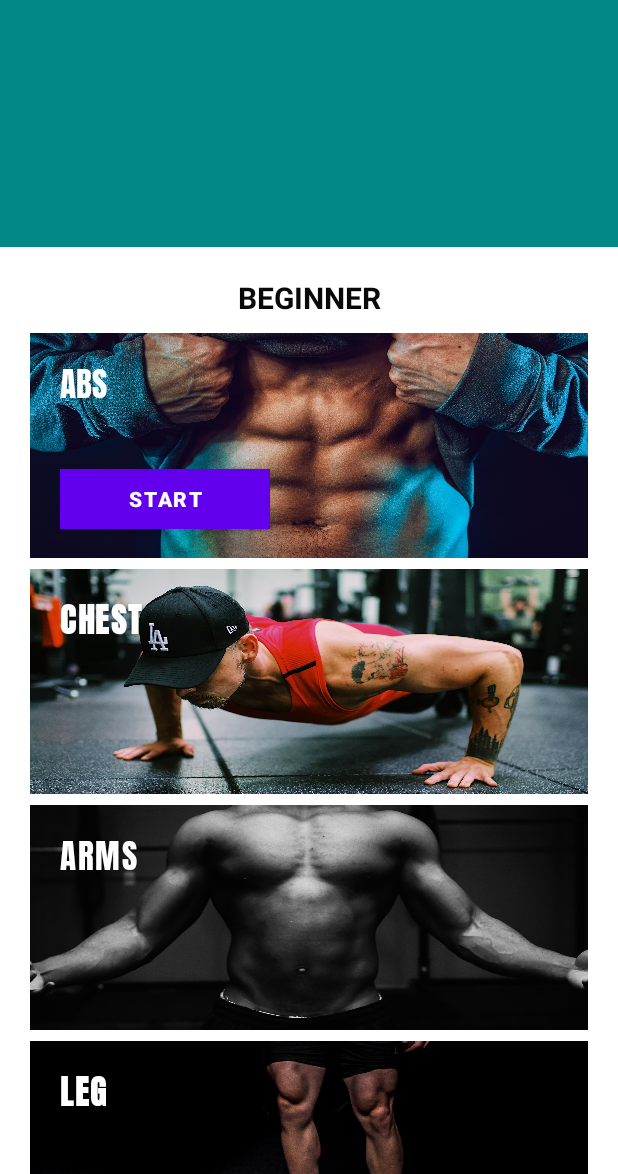
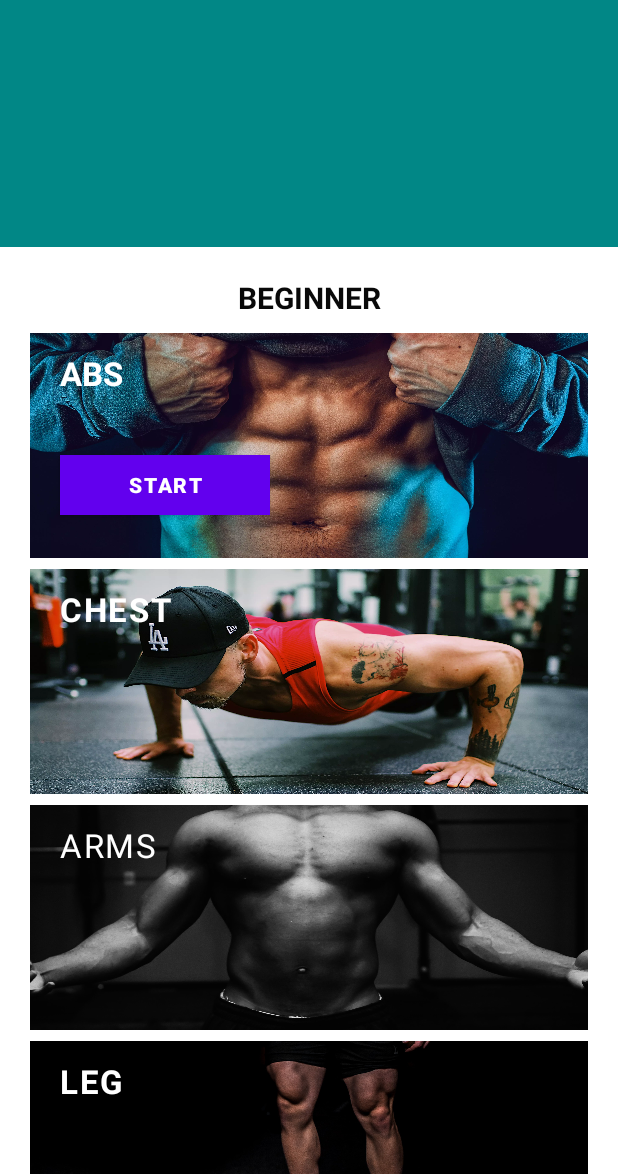
Before and after one commit to Pritesh2004/Workout-Plan, an Android app: the MainActivity screen opened directly, with no data from a screen before it, on a phone screen of 412 x 824 dp, the part 62-1236 px from its top. Run offline under Robolectric (Android 15) with nearby library versions, the phone set to English and light mode, and no system bars; Roboto replaces fonts that are not available here.

Commit message:
second commit

```diff
--- a/app/src/main/res/layout/activity_main.xml
+++ b/app/src/main/res/layout/activity_main.xml
@@ -91,10 +91,11 @@
                                 android:layout_height="wrap_content"
                                 android:layout_marginStart="20dp"
                                 android:layout_marginTop="12dp"
-                                android:fontFamily="@font/anton"
+                                android:fontFamily="sans-serif"
                                 android:text="ABS "
                                 android:textColor="#FFFFFF"
-                                android:textSize="22sp" />
+                                android:textSize="22sp"
+                                android:textStyle="bold" />
 
                             <Button
                                 android:id="@+id/button"
@@ -132,7 +133,7 @@
                                 android:layout_height="wrap_content"
                                 android:layout_marginStart="20dp"
                                 android:layout_marginTop="12dp"
-                                android:fontFamily="@font/anton"
+                                android:fontFamily="sans-serif"
                                 android:letterSpacing="0.05"
                                 android:text="CHEST "
                                 android:textColor="#FFFFFF"
@@ -161,7 +162,7 @@
                                 android:layout_height="wrap_content"
                                 android:layout_marginStart="20dp"
                                 android:layout_marginTop="12dp"
-                                android:fontFamily="@font/anton"
+                                android:fontFamily="sans-serif"
                                 android:letterSpacing="0.05"
                                 android:text="ARMS "
                                 android:textColor="#FFFFFF"
@@ -189,7 +190,7 @@
                                 android:layout_height="wrap_content"
                                 android:layout_marginStart="20dp"
                                 android:layout_marginTop="12dp"
-                                android:fontFamily="@font/anton"
+                                android:fontFamily="sans-serif"
                                 android:letterSpacing="0.05"
                                 android:text="LEG "
                                 android:textColor="#FFFFFF"
@@ -218,7 +219,7 @@
                                 android:layout_height="wrap_content"
                                 android:layout_marginStart="20dp"
                                 android:layout_marginTop="12dp"
-                                android:fontFamily="@font/anton"
+                                android:fontFamily="sans-serif"
                                 android:letterSpacing="0.05"
                                 android:text="SHOULDER AND BACK "
                                 android:textColor="#FFFFFF"
@@ -261,7 +262,7 @@
                                 android:layout_height="wrap_content"
                                 android:layout_marginStart="20dp"
                                 android:layout_marginTop="12dp"
-                                android:fontFamily="@font/anton"
+                                android:fontFamily="sans-serif"
                                 android:letterSpacing="0.05"
                                 android:text="ABS "
                                 android:textColor="#FFFFFF"
@@ -290,7 +291,7 @@
                                 android:layout_height="wrap_content"
                                 android:layout_marginStart="20dp"
                                 android:layout_marginTop="12dp"
-                                android:fontFamily="@font/anton"
+                                android:fontFamily="sans-serif"
                                 android:letterSpacing="0.05"
                                 android:text="CHEST "
                                 android:textColor="#FFFFFF"
@@ -319,7 +320,7 @@
                                 android:layout_height="wrap_content"
                                 android:layout_marginStart="20dp"
                                 android:layout_marginTop="12dp"
-                                android:fontFamily="@font/anton"
+                                android:fontFamily="sans-serif"
                                 android:letterSpacing="0.05"
                                 android:text="ARMS "
                                 android:textColor="#FFFFFF"
@@ -347,7 +348,7 @@
                                 android:layout_height="wrap_content"
                                 android:layout_marginStart="20dp"
                                 android:layout_marginTop="12dp"
-                                android:fontFamily="@font/anton"
+                                android:fontFamily="sans-serif"
                                 android:letterSpacing="0.05"
                                 android:text="LEG "
                                 android:textColor="#FFFFFF"
@@ -376,7 +377,7 @@
                                 android:layout_height="wrap_content"
                                 android:layout_marginStart="20dp"
                                 android:layout_marginTop="12dp"
-                                android:fontFamily="@font/anton"
+                                android:fontFamily="sans-serif"
                                 android:letterSpacing="0.05"
                                 android:text="SHOULDER AND BACK "
                                 android:textColor="#FFFFFF"
@@ -419,7 +420,7 @@
                                 android:layout_height="wrap_content"
                                 android:layout_marginStart="20dp"
                                 android:layout_marginTop="12dp"
-                                android:fontFamily="@font/anton"
+                                android:fontFamily="sans-serif"
                                 android:letterSpacing="0.05"
                                 android:text="ABS "
                                 android:textColor="#FFFFFF"
@@ -448,7 +449,7 @@
                                 android:layout_height="wrap_content"
                                 android:layout_marginStart="20dp"
                                 android:layout_marginTop="12dp"
-                                android:fontFamily="@font/anton"
+                                android:fontFamily="sans-serif"
                                 android:letterSpacing="0.05"
                                 android:text="CHEST "
                                 android:textColor="#FFFFFF"
@@ -477,7 +478,7 @@
                                 android:layout_height="wrap_content"
                                 android:layout_marginStart="20dp"
                                 android:layout_marginTop="12dp"
-                                android:fontFamily="@font/anton"
+                                android:fontFamily="sans-serif"
                                 android:letterSpacing="0.05"
                                 android:text="ARMS "
                                 android:textColor="#FFFFFF"
@@ -505,7 +506,7 @@
                                 android:layout_height="wrap_content"
                                 android:layout_marginStart="20dp"
                                 android:layout_marginTop="12dp"
-                                android:fontFamily="@font/anton"
+                                android:fontFamily="sans-serif"
                                 android:letterSpacing="0.05"
                                 android:text="LEG "
                                 android:textColor="#FFFFFF"
@@ -535,7 +536,7 @@
                                 android:layout_height="wrap_content"
                                 android:layout_marginStart="20dp"
                                 android:layout_marginTop="12dp"
-                                android:fontFamily="@font/anton"
+                                android:fontFamily="sans-serif"
                                 android:letterSpacing="0.05"
                                 android:text="SHOULDER AND BACK "
                                 android:textColor="#FFFFFF"
```
